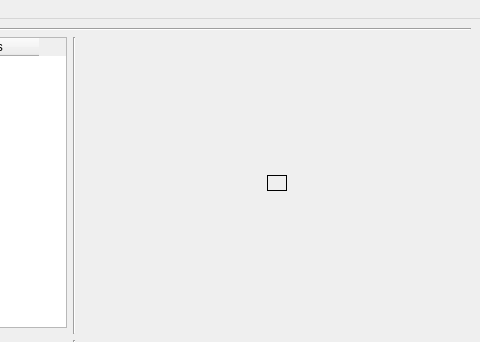
Qt form poc/golemPy/examples/gnr/ui/MainWindow.ui (golemfactory/clay) before a commit; both pictures show x 331 to 811 and y 0 to 342 of the 811 by 690 pixel window.
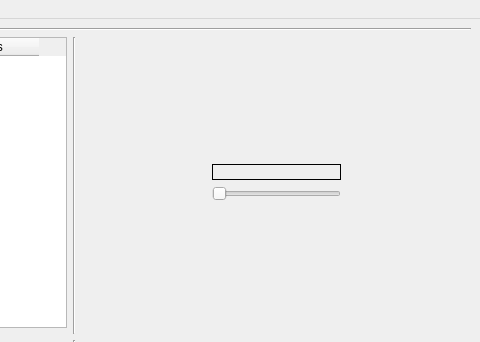
The same form after that commit.

Commit message: Suwaczek do przeglądania klatek

```diff
--- a/poc/golemPy/examples/gnr/ui/MainWindow.ui
+++ b/poc/golemPy/examples/gnr/ui/MainWindow.ui
@@ -451,6 +451,13 @@
             </property>
            </widget>
           </item>
+          <item>
+           <widget class="QSlider" name="frameSlider">
+            <property name="orientation">
+             <enum>Qt::Horizontal</enum>
+            </property>
+           </widget>
+          </item>
           <item>
            <spacer name="verticalSpacer_2">
             <property name="orientation">
```
The commit also changes 2 other files.
